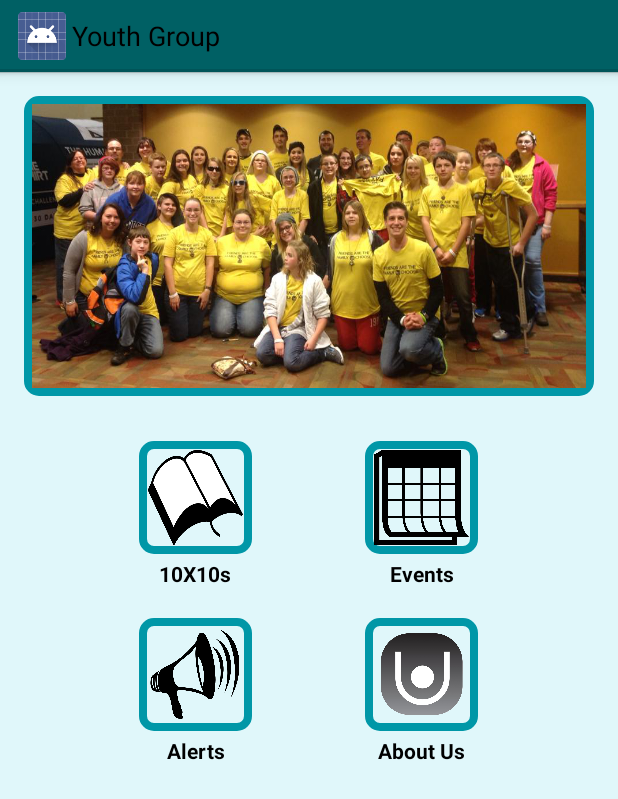
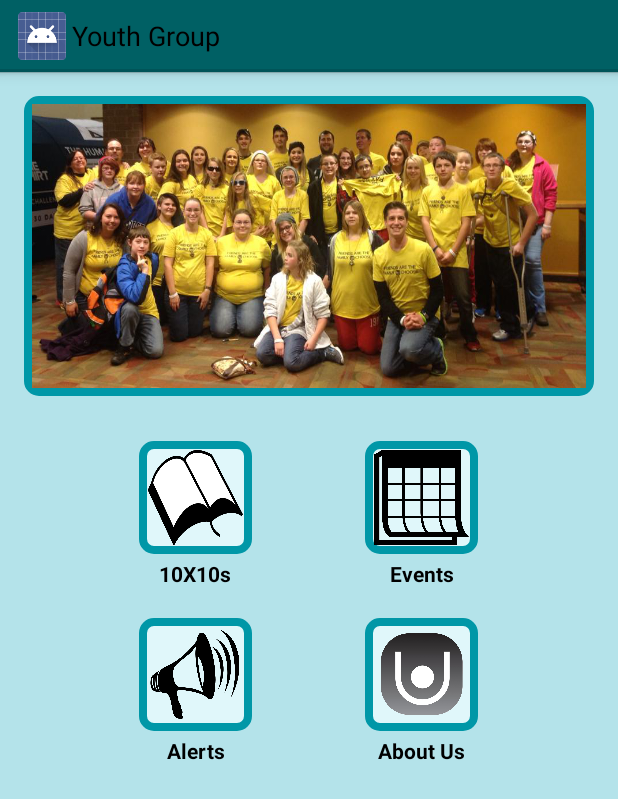
Before and after one commit to ajohnsonRH/YouthGroupApplication, an Android app: the screen it shows after launch (HomeActivity), on a phone screen of 412 x 824 dp. Shown: the top 799 px of the screen. Run offline under Robolectric (Android 15) with nearby library versions, the phone set to English and light mode, and no system bars.

Commit message:
modified color scheme

```diff
--- a/ChurchApplication/app/src/main/java/church_application/rose_hulman/edu/churchapplication/WidgetAnnouncementsService.java
+++ b/ChurchApplication/app/src/main/java/church_application/rose_hulman/edu/churchapplication/WidgetAnnouncementsService.java
@@ -28,7 +28,6 @@ public class WidgetAnnouncementsService extends RemoteViewsService {
     public RemoteViewsService.RemoteViewsFactory onGetViewFactory(Intent intent) {
         return new AnnouncementsRemoteViewsFactory(this.getApplicationContext(), intent);
     }
-
 
     class AnnouncementsRemoteViewsFactory implements
             RemoteViewsService.RemoteViewsFactory {
--- a/ChurchApplication/app/src/main/res/drawable/my_border.xml
+++ b/ChurchApplication/app/src/main/res/drawable/my_border.xml
@@ -9,10 +9,10 @@
         android:topLeftRadius="7dp"
         android:topRightRadius="7dp" />
 
-    <solid android:color="#E0F7FA" />
+    <solid android:color="@color/sky_blue" />
 
     <stroke
         android:width="5dp"
-        android:color="#0097A7" />
+        android:color="@color/turquoise" />
 
 </shape>
--- a/ChurchApplication/app/src/main/res/layout/activity_home.xml
+++ b/ChurchApplication/app/src/main/res/layout/activity_home.xml
@@ -2,7 +2,7 @@
     xmlns:tools="http://schemas.android.com/tools"
     android:layout_width="match_parent"
     android:layout_height="match_parent"
-    android:background="@color/sky_blue"
+    android:background="@color/light_blue"
     android:paddingLeft="@dimen/activity_horizontal_margin"
     android:paddingRight="@dimen/activity_horizontal_margin"
     android:paddingTop="@dimen/activity_vertical_margin"
--- a/ChurchApplication/app/src/main/res/menu/menu_announcements.xml
+++ b/ChurchApplication/app/src/main/res/menu/menu_announcements.xml
@@ -7,5 +7,5 @@
         android:orderInCategory="100"
         android:showAsAction="ifRoom"
         android:title="@string/sync"
-        android:titleCondensed="@string/sync"/>
+        android:titleCondensed="@string/sync" />
 </menu>
--- a/ChurchApplication/app/src/main/res/menu/menu_events.xml
+++ b/ChurchApplication/app/src/main/res/menu/menu_events.xml
@@ -7,5 +7,5 @@
         android:orderInCategory="100"
         android:showAsAction="ifRoom"
         android:title="@string/sync"
-        android:titleCondensed="@string/sync"/>
+        android:titleCondensed="@string/sync" />
 </menu>
--- a/ChurchApplication/app/src/main/res/values/colors.xml
+++ b/ChurchApplication/app/src/main/res/values/colors.xml
@@ -1,6 +1,9 @@
 <?xml version="1.0" encoding="utf-8"?>
 <resources>
     <color name="sky_blue">#E0F7FA</color>
+    <color name="mellow_blue">#83C4CD</color>
+    <color name="turquoise">#0097A7</color>
+    <color name="light_blue">#B4E3EA</color>
     <color name="black">#000000</color>
     <color name="grey">#CCCCCC</color>
     <color name="dark_grey">#888888</color>
```
Also changed, not shown: ChurchApplication/app/src/main/java/church_application/rose_hulman/edu/churchapplication/TenByTenActivity.java (+6 -6 lines), ChurchApplication/app/src/main/res/layout/widget_layout.xml (+5 -6 lines), ChurchApplication/app/src/main/res/menu/menu_about_us.xml (+7 -3 lines), ChurchApplication/app/src/main/res/menu/menu_home.xml (+5 -2 lines), ChurchApplication/app/src/main/res/menu/menu_ten_by_ten.xml (+5 -2 lines), ChurchApplication/app/src/main/res/drawable-hdpi/ic_launcher.png, ChurchApplication/app/src/main/res/drawable-xhdpi/ic_launcher.png, ChurchApplication/app/src/main/res/drawable-xxhdpi/ic_launcher.png.
